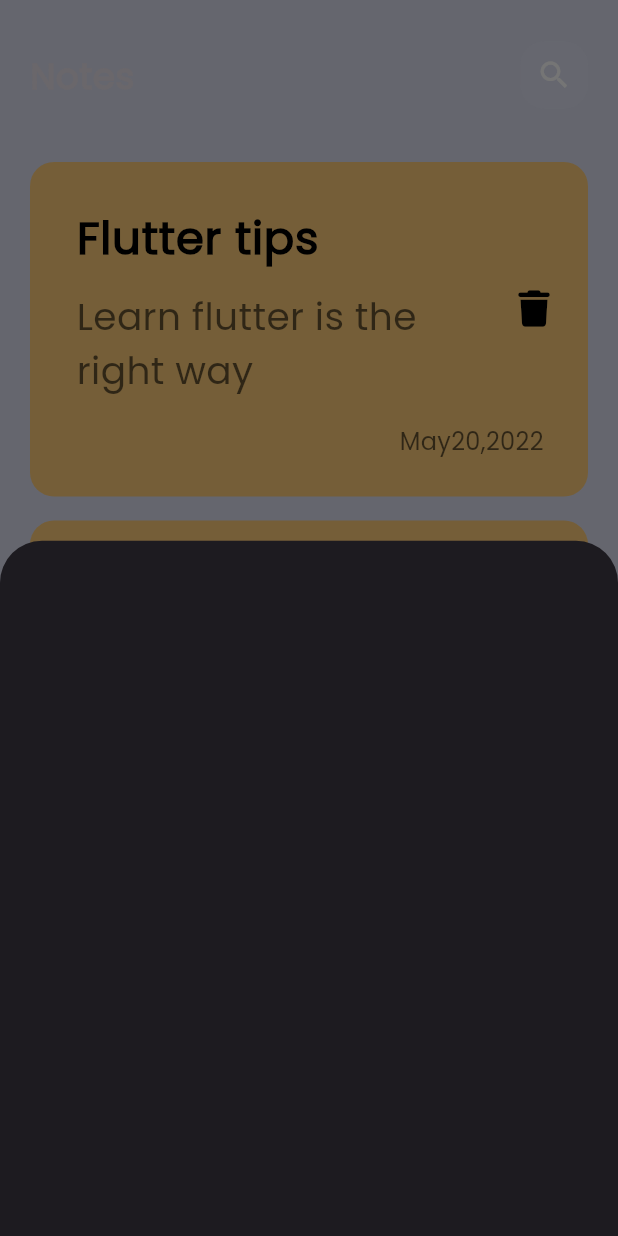
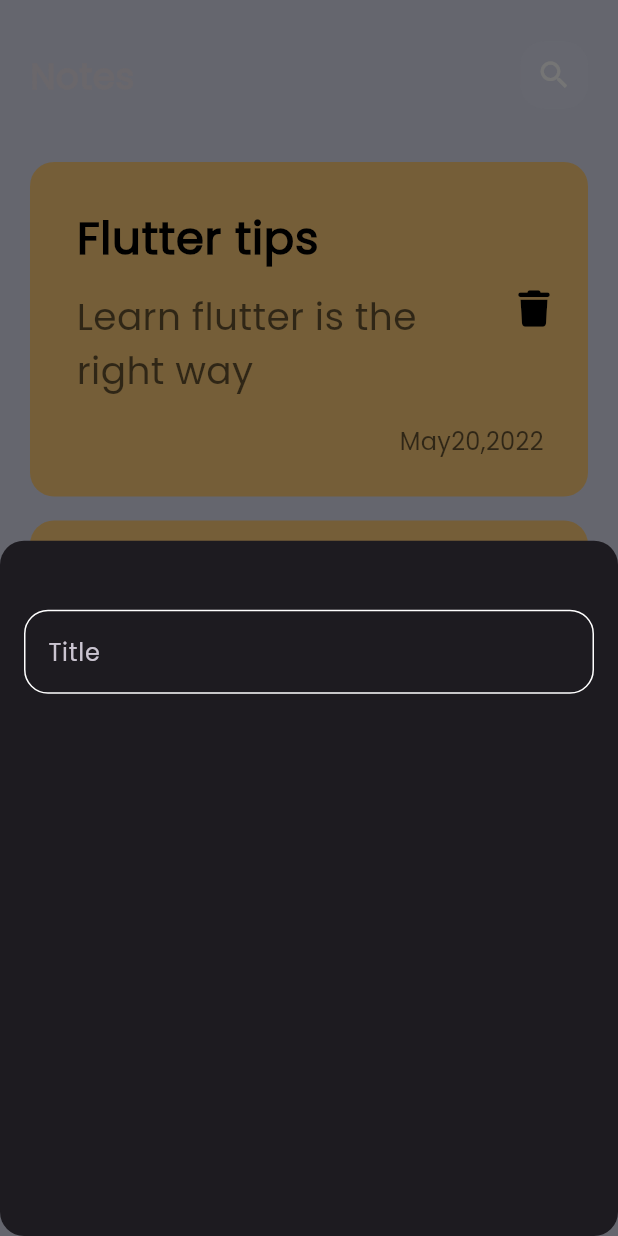
Before and after one commit to AymnShaban/notes_app, a Flutter app: the screen it shows after launch, after a tap on the "add" icon, on a phone screen of 412 x 824 dp. Run offline on Flutter 3.47's test engine with Material 3 defaults, Android fonts, the phone set to English and light mode, and no system bars; our stand-ins replace font_awesome_flutter.

Commit message:
create custom text field

```diff
--- /dev/null
+++ b/lib/constant.dart
@@ -0,0 +1,3 @@
+import 'package:flutter/material.dart';
+
+const kPrimaryColor = Color(0xff55EBD4);
--- a/lib/widgets/add_note_button_sheet.dart
+++ b/lib/widgets/add_note_button_sheet.dart
@@ -1,10 +1,20 @@
 import 'package:flutter/material.dart';
+
+import 'custom_text_field.dart';
 
 class AddNoteButtonSheet extends StatelessWidget {
   const AddNoteButtonSheet({super.key});
 
   @override
   Widget build(BuildContext context) {
-    return Container();
+    return Padding(
+      padding: const EdgeInsets.all(16.0),
+      child: Column(
+        children: [
+          SizedBox(height: 30),
+          CustomTextField(),
+        ],
+      ),
+    );
   }
 }
--- a/lib/widgets/custom_floating_action_button.dart
+++ b/lib/widgets/custom_floating_action_button.dart
@@ -1,5 +1,5 @@
-
 import 'package:flutter/material.dart';
+import 'package:notes_app/constant.dart';
 import 'package:notes_app/widgets/add_note_button_sheet.dart';
 
 class CustomFloatingActionButton extends StatelessWidget {
@@ -11,14 +11,16 @@ class CustomFloatingActionButton extends StatelessWidget {
   Widget build(BuildContext context) {
     return FloatingActionButton(
       onPressed: () {
-        showModalBottomSheet(context: context, builder: (context){
-          return const AddNoteButtonSheet(
-
-          );
-        });
+        showModalBottomSheet(
+            shape:
+                RoundedRectangleBorder(borderRadius: BorderRadius.circular(16)),
+            context: context,
+            builder: (context) {
+              return const AddNoteButtonSheet();
+            });
       },
       splashColor: Colors.cyan,
-      backgroundColor: Color(0xff55EBD4),
+      backgroundColor: kPrimaryColor,
       foregroundColor: Colors.black,
       child: const Icon(Icons.add),
     );
--- /dev/null
+++ b/lib/widgets/custom_text_field.dart
@@ -0,0 +1,25 @@
+import 'package:flutter/material.dart';
+import 'package:notes_app/constant.dart';
+
+class CustomTextField extends StatelessWidget {
+  const CustomTextField({super.key});
+
+  @override
+  Widget build(BuildContext context) {
+    return TextField(
+      cursorColor: kPrimaryColor,
+      decoration: InputDecoration(
+        hintText: 'Title',
+        border: buildBorder(),
+        enabledBorder: buildBorder(),
+        focusedBorder: buildBorder(),
+      ),
+    );
+  }
+
+  OutlineInputBorder buildBorder([color]) {
+    return OutlineInputBorder(
+        borderRadius: BorderRadius.circular(16),
+        borderSide: BorderSide(color: color ?? Colors.white));
+  }
+}
```
